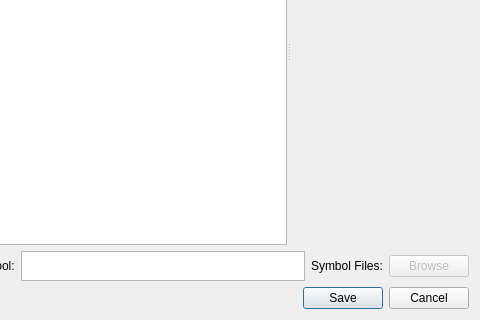
The window that fontdialog.ui (aizenbit/Scribbler) describes before a commit, drawn with Qt 5; both pictures show x 91 to 571 and y 191 to 511 of the 571 by 511 pixel window.
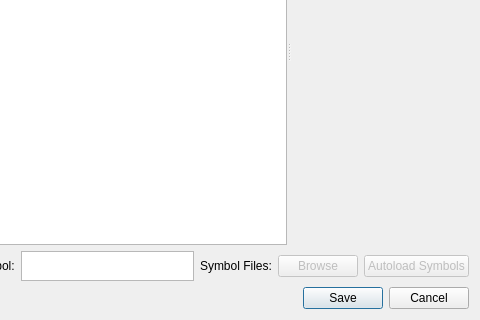
The same window after the commit. Custom widgets are drawn as their Qt base class.

Commit message: added autoload of symbols; bug fixed

```diff
--- a/fontdialog.ui
+++ b/fontdialog.ui
@@ -204,6 +204,16 @@
        </property>
       </widget>
      </item>
+     <item>
+      <widget class="QPushButton" name="autoLoadPushButton">
+       <property name="enabled">
+        <bool>false</bool>
+       </property>
+       <property name="text">
+        <string>Autoload Symbols</string>
+       </property>
+      </widget>
+     </item>
     </layout>
    </item>
    <item>
```
The commit also changes 3 other files.
